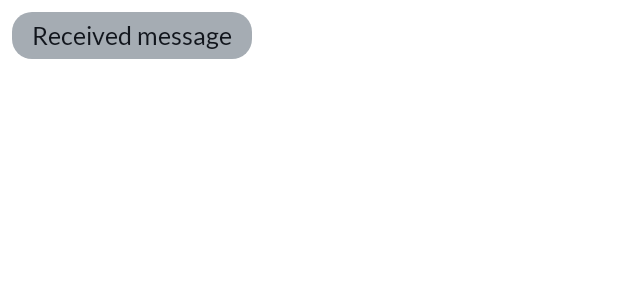
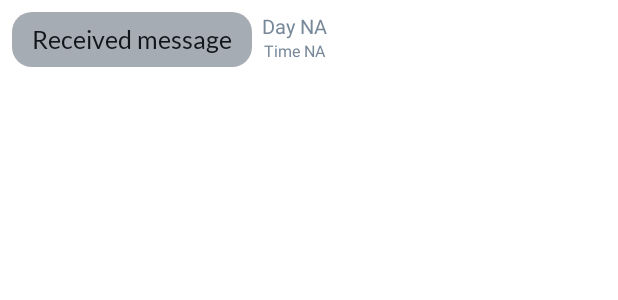
Before and after one commit to Sparsh011/Ping, an Android app: the layout received_message_layout.xml on its own in the app's theme, with its tools: preview values and no code run, on a phone screen of 412 x 824 dp. Shown: the top 300 px of the screen. Run offline under Robolectric (Android 15) with nearby library versions, the phone set to English and light mode, and no system bars.

Commit message:
time of messages added

```diff
--- a/app/src/main/java/com/example/ping/model/MessageModel.kt
+++ b/app/src/main/java/com/example/ping/model/MessageModel.kt
@@ -3,11 +3,15 @@ package com.example.ping.model
 class MessageModel {
     var message: String? = null
     var senderId: String? = null
+    var sentAtTime: String? = null
+    var sentOnDay: String? = null
 
     constructor(){}
 
-    constructor(message: String?, senderId: String?){
+    constructor(message: String?, senderId: String?, sentAtTime: String?, sentAtDay: String?){
         this.message = message
         this.senderId = senderId
+        this.sentOnDay = sentAtDay
+        this.sentAtTime = sentAtTime
     }
 }
--- a/app/src/main/res/layout/received_message_layout.xml
+++ b/app/src/main/res/layout/received_message_layout.xml
@@ -1,32 +1,52 @@
 <?xml version="1.0" encoding="utf-8"?>
-<RelativeLayout xmlns:android="http://schemas.android.com/apk/res/android"
+<androidx.constraintlayout.widget.ConstraintLayout xmlns:android="http://schemas.android.com/apk/res/android"
+    xmlns:app="http://schemas.android.com/apk/res-auto"
+    xmlns:tools="http://schemas.android.com/tools"
     android:layout_width="match_parent"
     android:layout_height="wrap_content"
-    android:layout_marginEnd="@dimen/_40sdp"
     android:layout_marginStart="@dimen/_6sdp"
     android:layout_marginTop="@dimen/_6sdp"
-    xmlns:tools="http://schemas.android.com/tools">
+    android:layout_marginEnd="@dimen/_40sdp">
 
-    <RelativeLayout
+    <TextView
+        android:id="@+id/day_of_received_message"
         android:layout_width="wrap_content"
         android:layout_height="wrap_content"
-        android:layout_alignParentStart="true"
-        android:background="@drawable/received_message_bg"
-        >
+        android:layout_marginStart="@dimen/_5sdp"
+        android:text="Day NA"
+        android:textColor="@color/my_grey"
+        android:textSize="@dimen/_10sdp"
+        app:layout_constraintStart_toEndOf="@+id/tv_received_message"
+        app:layout_constraintTop_toTopOf="@+id/tv_received_message"
+        app:layout_constraintWidth_percent="0.3" />
+
+    <TextView
+        android:id="@+id/time_of_received_message"
+        android:layout_width="wrap_content"
+        android:layout_height="wrap_content"
+        android:layout_marginStart="@dimen/_6sdp"
+        android:text="Time NA"
+        android:textColor="@color/my_grey"
+        android:textSize="@dimen/_8sdp"
+        app:layout_constraintStart_toEndOf="@+id/tv_received_message"
+        app:layout_constraintTop_toBottomOf="@+id/day_of_received_message"
+        app:layout_constraintWidth_percent="0.3" />
 
     <TextView
         android:id="@+id/tv_received_message"
         android:layout_width="wrap_content"
         android:layout_height="wrap_content"
-            tools:text="Received message"
+        android:background="@drawable/received_message_bg"
+        android:fontFamily="@font/lato"
+        android:maxWidth="@dimen/_180sdp"
         android:paddingStart="@dimen/_10sdp"
+        android:paddingTop="@dimen/_6sdp"
         android:paddingEnd="@dimen/_10sdp"
-            android:paddingTop="@dimen/_4sdp"
-            android:paddingBottom="@dimen/_4sdp"
+        android:paddingBottom="@dimen/_6sdp"
         android:textColor="@color/my_black"
-            android:fontFamily="@font/lato"
-            android:textSize="@dimen/_13sdp"/>
+        android:textSize="@dimen/_13sdp"
+        app:layout_constraintStart_toStartOf="parent"
+        app:layout_constraintTop_toTopOf="parent"
+        tools:text="Received message" />
 
-    </RelativeLayout>
-
-</RelativeLayout>
+</androidx.constraintlayout.widget.ConstraintLayout>
```
Also changed, not shown: app/src/main/java/com/example/ping/views/activity/ChatActivity.kt (+17 -1 lines), app/src/main/java/com/example/ping/views/adapter/MessageAdapter.kt (+8 -0 lines), app/src/main/res/layout/sent_message_layout.xml (+13 -10 lines). Lines whose indentation alone changed are shown as unchanged.
